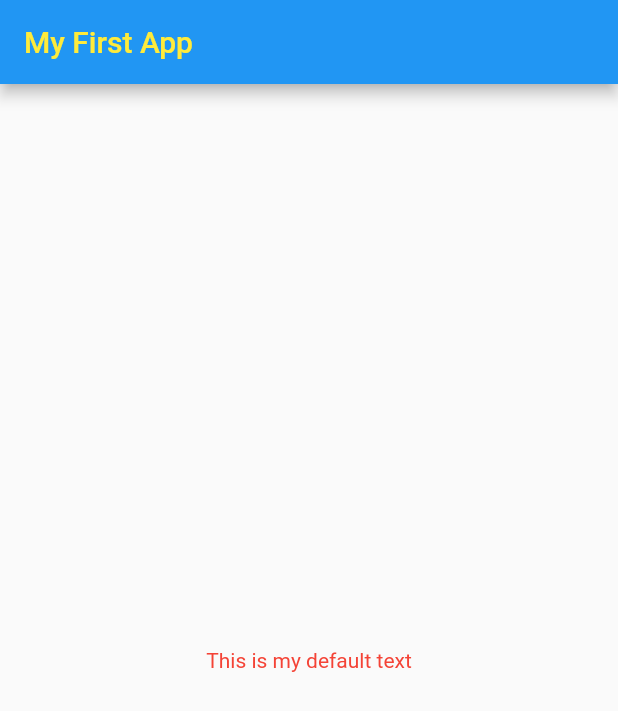
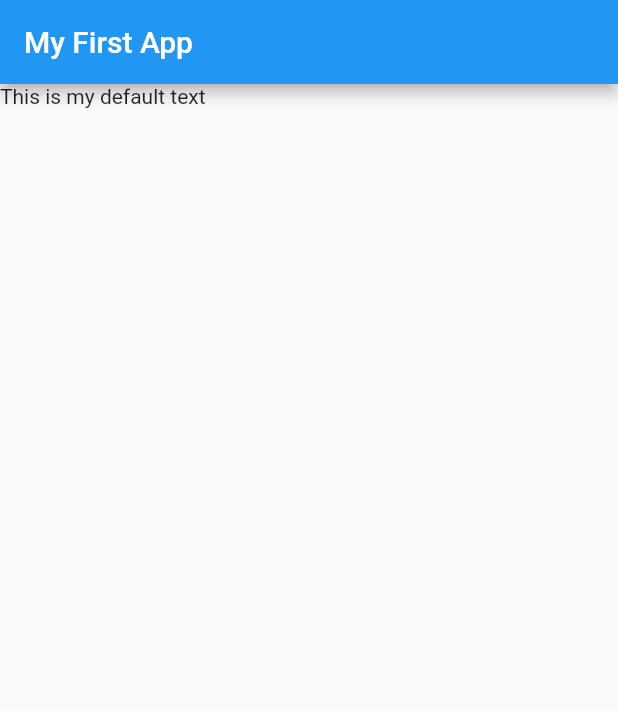
Before and after one commit to ParthDhaduk12/simple_project, a Flutter app: the screen it shows after launch, on a phone screen of 412 x 824 dp. Shown: the top 711 px of the screen. Run offline on Flutter 3.47's test engine with Material 2 defaults, Android fonts, the phone set to English and light mode, and no system bars.

Commit message:
Revert "Fix style"

```diff
--- a/lib/main.dart
+++ b/lib/main.dart
@@ -1,8 +1,6 @@
-// ignore_for_file: prefer_const_constructors
-
 import 'package:flutter/material.dart';
 
-void main() {
+void main(){
   runApp(new MyApp());
 }
 
@@ -11,17 +9,14 @@ class MyApp extends StatelessWidget {
 
   @override
   Widget build(BuildContext context) {
-    return MaterialApp(
+    return  MaterialApp(
       title: "My App",
-      home: Scaffold(
-        appBar: AppBar(
-            title:
-                Text('My First App', style: TextStyle(color: Colors.yellow))),
-        body: Center(
-            child: Text(
-          'This is my default text',
-          style: TextStyle(color: Colors.red),
-        )),
+      home:  Scaffold(
+        appBar:  AppBar(
+          title: Text('My First App'),
+        ),
+        body:  Text('This is my default text')
+         ,
       ),
     );
   }
```
Also changed, not shown: pubspec.lock.
